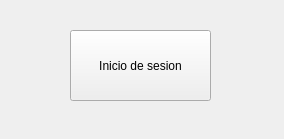
The window that PAM/P10/ventana.ui (j0z3ph/2024-2) describes before a commit, drawn with Qt 5.
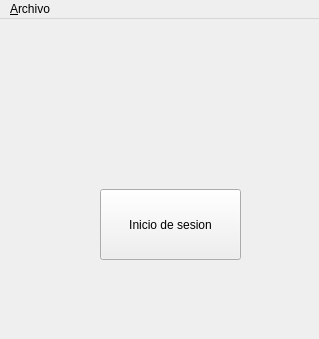
The same window after the commit.

The edit to the form file:
```diff
--- a/PAM/P10/ventana.ui
+++ b/PAM/P10/ventana.ui
@@ -6,8 +6,8 @@
    <rect>
     <x>0</x>
     <y>0</y>
-    <width>284</width>
-    <height>139</height>
+    <width>319</width>
+    <height>339</height>
    </rect>
   </property>
   <property name="windowTitle">
@@ -17,8 +17,8 @@
    <widget class="QPushButton" name="pushButton">
     <property name="geometry">
      <rect>
-      <x>70</x>
-      <y>30</y>
+      <x>100</x>
+      <y>170</y>
       <width>141</width>
       <height>71</height>
      </rect>
@@ -28,6 +28,41 @@
     </property>
    </widget>
   </widget>
+  <widget class="QMenuBar" name="menuBar">
+   <property name="geometry">
+    <rect>
+     <x>0</x>
+     <y>0</y>
+     <width>319</width>
+     <height>21</height>
+    </rect>
+   </property>
+   <widget class="QMenu" name="menuArchivo">
+    <property name="title">
+     <string>&amp;Archivo</string>
+    </property>
+    <addaction name="actionNuevo"/>
+    <addaction name="separator"/>
+    <addaction name="actionSalir"/>
+   </widget>
+   <addaction name="menuArchivo"/>
+  </widget>
+  <action name="actionNuevo">
+   <property name="text">
+    <string>&amp;Nuevo</string>
+   </property>
+   <property name="shortcut">
+    <string>Ctrl+N</string>
+   </property>
+  </action>
+  <action name="actionSalir">
+   <property name="text">
+    <string>&amp;Salir</string>
+   </property>
+   <property name="shortcut">
+    <string>Ctrl+S</string>
+   </property>
+  </action>
  </widget>
  <resources/>
  <connections/>
```
